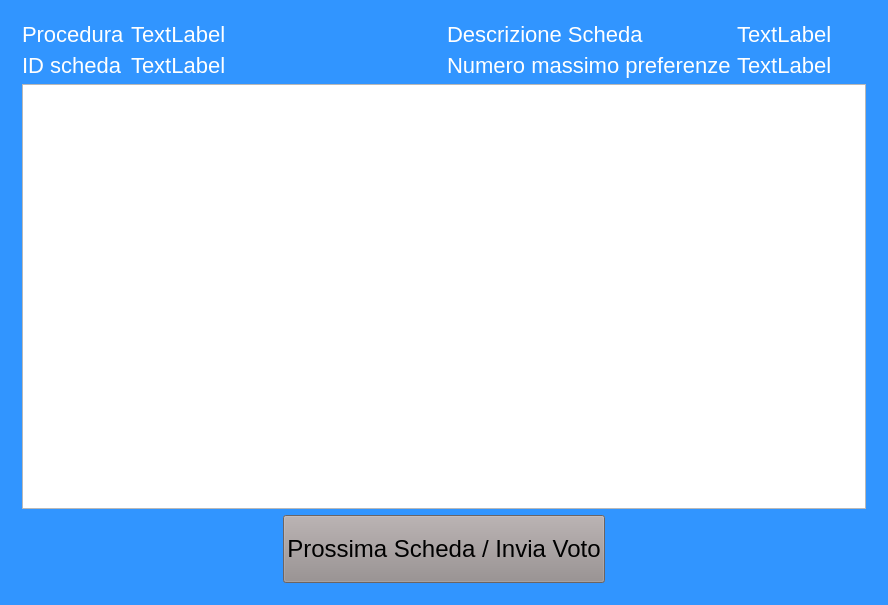
The window that mainwindowpv.ui (giuseppedifatta/sistemaPostazioneVoto) describes before a commit, drawn with Qt 5.
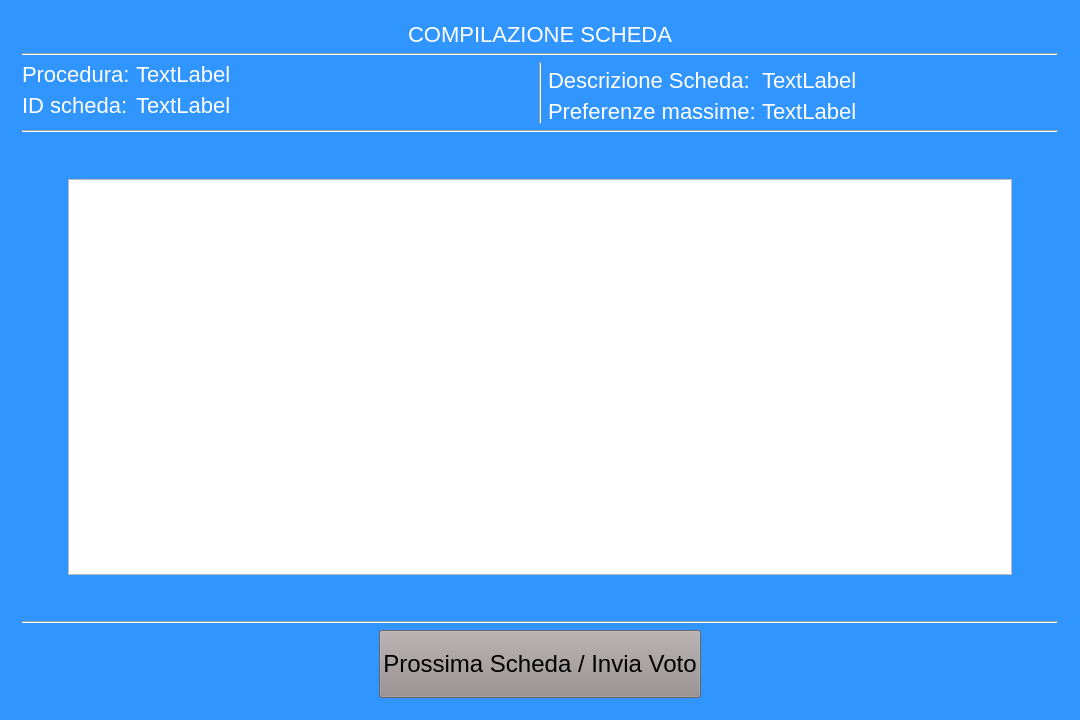
The same window after the commit.

Commit message: miglioramenti interfaccia

The edit to the form file:
```diff
--- a/mainwindowpv.ui
+++ b/mainwindowpv.ui
@@ -6,8 +6,8 @@
    <rect>
     <x>0</x>
     <y>0</y>
-    <width>888</width>
-    <height>605</height>
+    <width>1080</width>
+    <height>720</height>
    </rect>
   </property>
   <property name="windowTitle">
@@ -249,22 +249,39 @@
        </layout>
       </widget>
       <widget class="QWidget" name="compilazioneSchede_page">
-       <layout class="QVBoxLayout" name="verticalLayout">
+       <layout class="QVBoxLayout" name="verticalLayout" stretch="0,0,0,0,1,0,0">
         <item>
-         <layout class="QHBoxLayout" name="horizontalLayout_8" stretch="1,1">
+         <widget class="QLabel" name="label_2">
+          <property name="text">
+           <string>COMPILAZIONE SCHEDA</string>
+          </property>
+          <property name="alignment">
+           <set>Qt::AlignCenter</set>
+          </property>
+         </widget>
+        </item>
+        <item>
+         <widget class="Line" name="line_5">
+          <property name="orientation">
+           <enum>Qt::Horizontal</enum>
+          </property>
+         </widget>
+        </item>
+        <item>
+         <layout class="QHBoxLayout" name="horizontalLayout_8" stretch="1,0,1">
           <item>
            <layout class="QFormLayout" name="formLayout_5">
             <item row="0" column="0">
              <widget class="QLabel" name="label_procedura">
               <property name="text">
-               <string>Procedura</string>
+               <string>Procedura:</string>
               </property>
              </widget>
             </item>
             <item row="1" column="0">
              <widget class="QLabel" name="label_idScheda">
               <property name="text">
-               <string>ID scheda</string>
+               <string>ID scheda:</string>
               </property>
              </widget>
             </item>
@@ -284,45 +301,148 @@
             </item>
            </layout>
           </item>
+          <item>
+           <widget class="Line" name="line_3">
+            <property name="orientation">
+             <enum>Qt::Vertical</enum>
+            </property>
+           </widget>
+          </item>
           <item>
            <layout class="QFormLayout" name="formLayout_7">
-            <item row="0" column="0">
+            <item row="1" column="0">
              <widget class="QLabel" name="label_tipologiaElezione">
               <property name="text">
-               <string>Descrizione Scheda</string>
+               <string>Descrizione Scheda:</string>
               </property>
              </widget>
             </item>
-            <item row="0" column="1">
+            <item row="1" column="1">
              <widget class="QLabel" name="label_descrizioneSchedaValue">
               <property name="text">
                <string>TextLabel</string>
               </property>
              </widget>
             </item>
-            <item row="1" column="0">
+            <item row="2" column="0">
              <widget class="QLabel" name="label_numeroPreferenze">
               <property name="text">
-               <string>Numero massimo preferenze</string>
+               <string>Preferenze massime:</string>
               </property>
              </widget>
             </item>
-            <item row="1" column="1">
+            <item row="2" column="1">
              <widget class="QLabel" name="label_numeroPreferenzeValue">
               <property name="text">
                <string>TextLabel</string>
               </property>
              </widget>
             </item>
+            <item row="0" column="0">
+             <widget class="Line" name="line_2">
+              <property name="orientation">
+               <enum>Qt::Vertical</enum>
+              </property>
+             </widget>
+            </item>
            </layout>
           </item>
          </layout>
         </item>
         <item>
-         <widget class="QListWidget" name="listWidget_scheda"/>
+         <widget class="Line" name="line">
+          <property name="orientation">
+           <enum>Qt::Horizontal</enum>
+          </property>
+         </widget>
         </item>
         <item>
-         <layout class="QHBoxLayout" name="horizontalLayout_5">
+         <layout class="QGridLayout" name="gridLayout_2">
+          <item row="1" column="1">
+           <widget class="QListWidget" name="listWidget_scheda">
+            <property name="sizePolicy">
+             <sizepolicy hsizetype="Preferred" vsizetype="Preferred">
+              <horstretch>0</horstretch>
+              <verstretch>0</verstretch>
+             </sizepolicy>
+            </property>
+           </widget>
+          </item>
+          <item row="1" column="0">
+           <spacer name="horizontalSpacer_3">
+            <property name="orientation">
+             <enum>Qt::Horizontal</enum>
+            </property>
+            <property name="sizeType">
+             <enum>QSizePolicy::Fixed</enum>
+            </property>
+            <property name="sizeHint" stdset="0">
+             <size>
+              <width>40</width>
+              <height>20</height>
+             </size>
+            </property>
+           </spacer>
+          </item>
+          <item row="1" column="2">
+           <spacer name="horizontalSpacer_4">
+            <property name="orientation">
+             <enum>Qt::Horizontal</enum>
+            </property>
+            <property name="sizeType">
+             <enum>QSizePolicy::Fixed</enum>
+            </property>
+            <property name="sizeHint" stdset="0">
+             <size>
+              <width>40</width>
+              <height>20</height>
+             </size>
+            </property>
+           </spacer>
+          </item>
+          <item row="0" column="0" colspan="3">
+           <spacer name="verticalSpacer">
+            <property name="orientation">
+             <enum>Qt::Vertical</enum>
+            </property>
+            <property name="sizeType">
+             <enum>QSizePolicy::Fixed</enum>
+            </property>
+            <property name="sizeHint" stdset="0">
+             <size>
+              <width>20</width>
+              <height>40</height>
+             </size>
+            </property>
+           </spacer>
+          </item>
+          <item row="2" column="0" colspan="3">
+           <spacer name="verticalSpacer_2">
+            <property name="orientation">
+             <enum>Qt::Vertical</enum>
+            </property>
+            <property name="sizeType">
+             <enum>QSizePolicy::Fixed</enum>
+            </property>
+            <property name="sizeHint" stdset="0">
+             <size>
+              <width>20</width>
+              <height>40</height>
+             </size>
+            </property>
+           </spacer>
+          </item>
+         </layout>
+        </item>
+        <item>
+         <widget class="Line" name="line_4">
+          <property name="orientation">
+           <enum>Qt::Horizontal</enum>
+          </property>
+         </widget>
+        </item>
+        <item>
+         <layout class="QHBoxLayout" name="horizontalLayout_5" stretch="0,0,0">
           <item>
            <spacer name="horizontalSpacer">
             <property name="orientation">
```
The commit also changes 2 other files.
